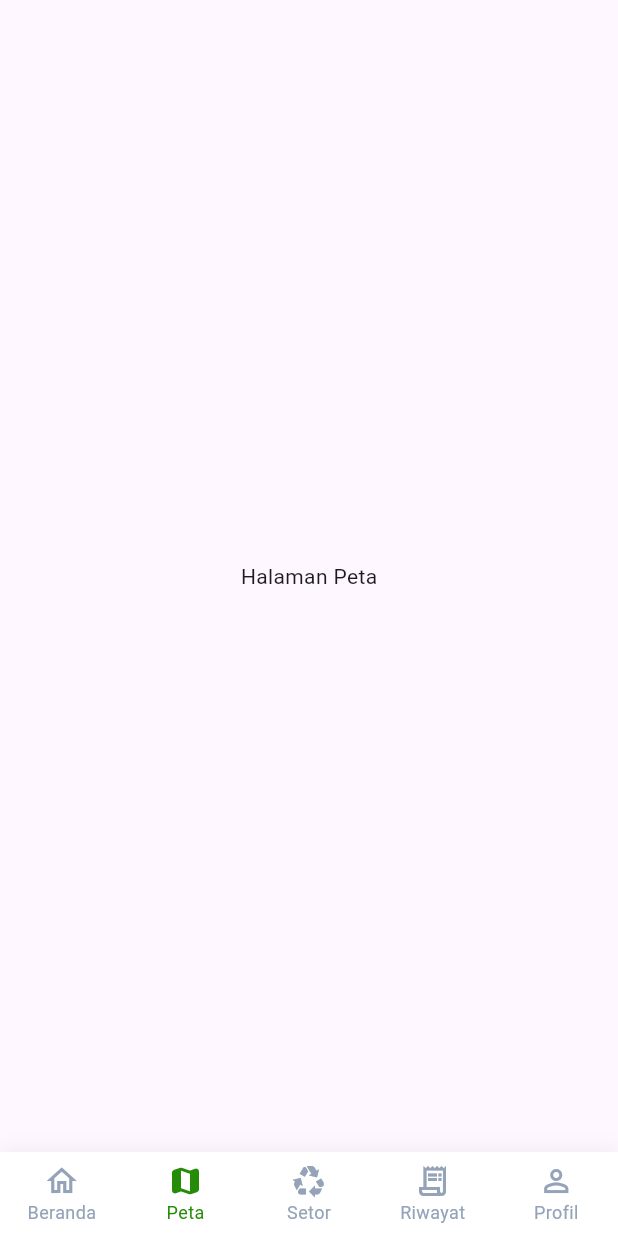
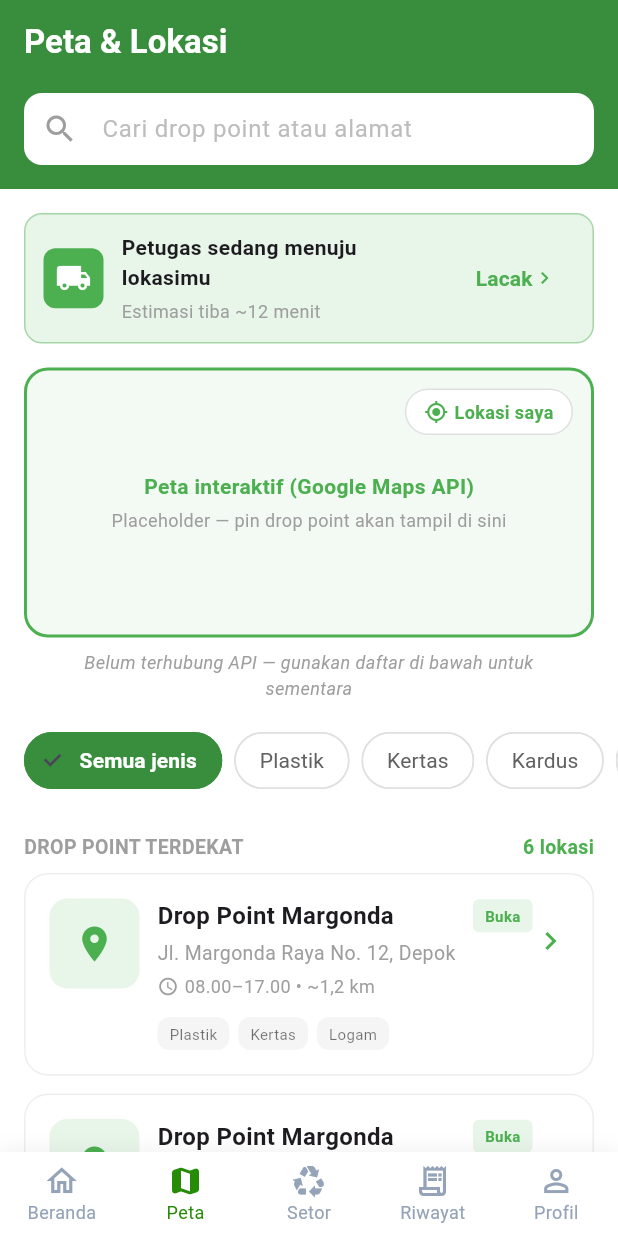
Before and after one commit to amiakmal557442/Bank_Sampah, a Flutter app: the MainNavigationScreen screen opened directly, item 2 of the bottom bar chosen, on a phone screen of 412 x 824 dp. Run offline on Flutter 3.47's test engine with Material 3 defaults, Android fonts, the phone set to English and light mode, and no system bars.

Commit message:
update fitur peta

```diff
--- a/lib/dashboard_user.dart
+++ b/lib/dashboard_user.dart
@@ -3,6 +3,7 @@ import 'login_page.dart';
 import 'drop_in_mandiri_page.dart';
 import 'transaction_service.dart';
 import 'jemput_sampah_page.dart';
+import 'map_location_screen.dart';
 
 void main() {
   runApp(const BankSampahApp());
@@ -43,7 +44,7 @@ class _MainNavigationScreenState extends State<MainNavigationScreen>
 
   final List<Widget> _pages = const [
     BerandaPage(),
-    Center(child: Text('Halaman Peta')),
+    MapLocationScreen(),
     Center(child: Text('Halaman Setor')),
     RiwayatPage(),
     ProfilPage(),
--- /dev/null
+++ b/lib/map_location_screen.dart
@@ -0,0 +1,449 @@
+import 'package:flutter/material.dart';
+
+class MapLocationScreen extends StatefulWidget {
+  final bool showBottomNav;
+  const MapLocationScreen({Key? key, this.showBottomNav = false})
+    : super(key: key);
+
+  @override
+  State<MapLocationScreen> createState() => _MapLocationScreenState();
+}
+
+class _MapLocationScreenState extends State<MapLocationScreen> {
+  int _selectedFilterIndex = 0;
+  final List<String> _filters = [
+    'Semua jenis',
+    'Plastik',
+    'Kertas',
+    'Kardus',
+    'Logam',
+  ];
+
+  @override
+  Widget build(BuildContext context) {
+    return Scaffold(
+      backgroundColor: Colors.white,
+      appBar: AppBar(
+        backgroundColor: Colors.green[700],
+        elevation: 0,
+        title: const Text(
+          'Peta & Lokasi',
+          style: TextStyle(color: Colors.white, fontWeight: FontWeight.bold),
+        ),
+        bottom: PreferredSize(
+          preferredSize: const Size.fromHeight(70),
+          child: Padding(
+            padding: const EdgeInsets.fromLTRB(16, 0, 16, 16),
+            child: TextField(
+              decoration: InputDecoration(
+                hintText: 'Cari drop point atau alamat',
+                hintStyle: TextStyle(color: Colors.grey[400]),
+                prefixIcon: const Icon(Icons.search, color: Colors.grey),
+                filled: true,
+                fillColor: Colors.white,
+                contentPadding: const EdgeInsets.symmetric(vertical: 0),
+                border: OutlineInputBorder(
+                  borderRadius: BorderRadius.circular(12),
+                  borderSide: BorderSide.none,
+                ),
+              ),
+            ),
+          ),
+        ),
+      ),
+      body: SingleChildScrollView(
+        child: Column(
+          crossAxisAlignment: CrossAxisAlignment.start,
+          children: [
+            // 1. Banner Pelacakan Aktif
+            Container(
+              margin: const EdgeInsets.all(16),
+              padding: const EdgeInsets.all(12),
+              decoration: BoxDecoration(
+                color: Colors.green[50],
+                borderRadius: BorderRadius.circular(12),
+                border: Border.all(color: Colors.green[200]!),
+              ),
+              child: Row(
+                children: [
+                  Container(
+                    padding: const EdgeInsets.all(8),
+                    decoration: BoxDecoration(
+                      color: Colors.green,
+                      borderRadius: BorderRadius.circular(8),
+                    ),
+                    child: const Icon(
+                      Icons.local_shipping,
+                      color: Colors.white,
+                      size: 24,
+                    ),
+                  ),
+                  const SizedBox(width: 12),
+                  const Expanded(
+                    child: Column(
+                      crossAxisAlignment: CrossAxisAlignment.start,
+                      children: [
+                        Text(
+                          'Petugas sedang menuju\nlokasimu',
+                          style: TextStyle(
+                            fontWeight: FontWeight.bold,
+                            fontSize: 14,
+                          ),
+                        ),
+                        SizedBox(height: 4),
+                        Text(
+                          'Estimasi tiba ~12 menit',
+                          style: TextStyle(color: Colors.grey, fontSize: 12),
+                        ),
+                      ],
+                    ),
+                  ),
+                  TextButton(
+                    onPressed: () {},
+                    child: Row(
+                      children: const [
+                        Text(
+                          'Lacak',
+                          style: TextStyle(
+                            color: Colors.green,
+                            fontWeight: FontWeight.bold,
+                          ),
+                        ),
+                        Icon(
+                          Icons.chevron_right,
+                          color: Colors.green,
+                          size: 16,
+                        ),
+                      ],
+                    ),
+                  ),
+                ],
+              ),
+            ),
+
+            // 2. Placeholder Peta
+            Container(
+              margin: const EdgeInsets.symmetric(horizontal: 16),
+              height: 180,
+              decoration: BoxDecoration(
+                color: Colors.green[50]?.withOpacity(0.5),
+                borderRadius: BorderRadius.circular(16),
+                border: Border.all(color: Colors.green, width: 2),
+              ),
+              child: Stack(
+                children: [
+                  const Center(
+                    child: Column(
+                      mainAxisAlignment: MainAxisAlignment.center,
+                      children: [
+                        Text(
+                          'Peta interaktif (Google Maps API)',
+                          style: TextStyle(
+                            color: Colors.green,
+                            fontWeight: FontWeight.bold,
+                          ),
+                        ),
+                        SizedBox(height: 4),
+                        Text(
+                          'Placeholder — pin drop point akan tampil di sini',
+                          style: TextStyle(color: Colors.grey, fontSize: 12),
+                        ),
+                      ],
+                    ),
+                  ),
+                  Positioned(
+                    top: 12,
+                    right: 12,
+                    child: Container(
+                      padding: const EdgeInsets.symmetric(
+                        horizontal: 12,
+                        vertical: 6,
+                      ),
+                      decoration: BoxDecoration(
+                        color: Colors.white,
+                        borderRadius: BorderRadius.circular(20),
+                        border: Border.all(color: Colors.grey[300]!),
+                      ),
+                      child: Row(
+                        mainAxisSize: MainAxisSize.min,
+                        children: const [
+                          Icon(
+                            Icons.my_location,
+                            size: 16,
+                            color: Colors.green,
+                          ),
+                          SizedBox(width: 4),
+                          Text(
+                            'Lokasi saya',
+                            style: TextStyle(
+                              fontSize: 12,
+                              color: Colors.green,
+                              fontWeight: FontWeight.bold,
+                            ),
+                          ),
+                        ],
+                      ),
+                    ),
+                  ),
+                ],
+              ),
+            ),
+
+            const Padding(
+              padding: EdgeInsets.symmetric(vertical: 8.0, horizontal: 16.0),
+              child: Center(
+                child: Text(
+                  'Belum terhubung API — gunakan daftar di bawah untuk\nsementara',
+                  textAlign: TextAlign.center,
+                  style: TextStyle(
+                    fontSize: 12,
+                    color: Colors.grey,
+                    fontStyle: FontStyle.italic,
+                  ),
+                ),
+              ),
+            ),
+
+            // 3. Filter Kategori Sampah
+            SingleChildScrollView(
+              scrollDirection: Axis.horizontal,
+              padding: const EdgeInsets.symmetric(horizontal: 16, vertical: 8),
+              child: Row(
+                children: List.generate(_filters.length, (index) {
+                  bool isSelected = _selectedFilterIndex == index;
+                  return Padding(
+                    padding: const EdgeInsets.only(right: 8.0),
+                    child: ChoiceChip(
+                      label: Text(_filters[index]),
+                      selected: isSelected,
+                      onSelected: (bool selected) {
+                        setState(() {
+                          _selectedFilterIndex = index;
+                        });
+                      },
+                      backgroundColor: Colors.white,
+                      selectedColor: Colors.green[700],
+                      labelStyle: TextStyle(
+                        color: isSelected ? Colors.white : Colors.grey[700],
+                        fontWeight: isSelected
+                            ? FontWeight.bold
+                            : FontWeight.normal,
+                      ),
+                      shape: RoundedRectangleBorder(
+                        borderRadius: BorderRadius.circular(20),
+                        side: BorderSide(
+                          color: isSelected
+                              ? Colors.green[700]!
+                              : Colors.grey[300]!,
+                        ),
+                      ),
+                    ),
+                  );
+                }),
+              ),
+            ),
+
+            // 4. Daftar Drop Point Terdekat
+            Padding(
+              padding: const EdgeInsets.fromLTRB(16, 16, 16, 8),
+              child: Row(
+                mainAxisAlignment: MainAxisAlignment.spaceBetween,
+                children: const [
+                  Text(
+                    'DROP POINT TERDEKAT',
+                    style: TextStyle(
+                      fontWeight: FontWeight.bold,
+                      color: Colors.grey,
+                      fontSize: 13,
+                    ),
+                  ),
+                  Text(
+                    '6 lokasi',
+                    style: TextStyle(
+                      fontWeight: FontWeight.bold,
+                      color: Colors.green,
+                      fontSize: 13,
+                    ),
+                  ),
+                ],
+              ),
+            ),
+
+            // Item Drop Point
+            ListView.builder(
+              shrinkWrap: true,
+              physics: const NeverScrollableScrollPhysics(),
+              itemCount: 3,
+              padding: const EdgeInsets.symmetric(horizontal: 16),
+              itemBuilder: (context, index) {
+                return _buildDropPointCard();
+              },
+            ),
+            const SizedBox(height: 16),
+          ],
+        ),
+      ),
+
+      // 5. Bottom Navigation Bar (hanya ditampilkan jika showBottomNav true)
+      bottomNavigationBar: widget.showBottomNav
+          ? Container(
+              decoration: BoxDecoration(
+                boxShadow: [
+                  BoxShadow(
+                    color: Colors.black.withOpacity(0.05),
+                    blurRadius: 10,
+                    offset: const Offset(0, -5),
+                  ),
+                ],
+              ),
+              child: BottomNavigationBar(
+                currentIndex: 1,
+                type: BottomNavigationBarType.fixed,
+                selectedItemColor: Colors.green[700],
+                unselectedItemColor: Colors.grey[400],
+                selectedFontSize: 12,
+                unselectedFontSize: 12,
+                items: const [
+                  BottomNavigationBarItem(
+                    icon: Icon(Icons.home_outlined),
+                    activeIcon: Icon(Icons.home),
+                    label: 'Beranda',
+                  ),
+                  BottomNavigationBarItem(
+                    icon: Icon(Icons.map_outlined),
+                    activeIcon: Icon(Icons.map),
+                    label: 'Peta',
+                  ),
+                  BottomNavigationBarItem(
+                    icon: Icon(Icons.recycling),
+                    label: 'Setor',
+                  ),
+                  BottomNavigationBarItem(
+                    icon: Icon(Icons.history),
+                    label: 'Riwayat',
+                  ),
+                  BottomNavigationBarItem(
+                    icon: Icon(Icons.person_outline),
+                    activeIcon: Icon(Icons.person),
+                    label: 'Profil',
+                  ),
+                ],
+              ),
+            )
+          : null,
+    );
+  }
+
+  Widget _buildDropPointCard() {
+    return Container(
+      margin: const EdgeInsets.only(bottom: 12),
+      padding: const EdgeInsets.all(16),
+      decoration: BoxDecoration(
+        color: Colors.white,
+        borderRadius: BorderRadius.circular(16),
+        border: Border.all(color: Colors.grey[200]!),
+      ),
+      child: Row(
+        crossAxisAlignment: CrossAxisAlignment.start,
+        children: [
+          Container(
+            width: 60,
+            height: 60,
+            decoration: BoxDecoration(
+              color: Colors.green[50],
+              borderRadius: BorderRadius.circular(12),
+            ),
+            child: const Icon(Icons.location_on, color: Colors.green, size: 28),
+          ),
+          const SizedBox(width: 12),
+
+          Expanded(
+            child: Column(
+              crossAxisAlignment: CrossAxisAlignment.start,
+              children: [
+                Row(
+                  mainAxisAlignment: MainAxisAlignment.spaceBetween,
+                  children: [
+                    const Expanded(
+                      child: Text(
+                        'Drop Point Margonda',
+                        style: TextStyle(
+                          fontWeight: FontWeight.bold,
+                          fontSize: 16,
+                        ),
+                        overflow: TextOverflow.ellipsis,
+                      ),
+                    ),
+                    Container(
+                      padding: const EdgeInsets.symmetric(
+                        horizontal: 8,
+                        vertical: 4,
+                      ),
+                      decoration: BoxDecoration(
+                        color: Colors.green[50],
+                        borderRadius: BorderRadius.circular(4),
+                      ),
+                      child: const Text(
+                        'Buka',
+                        style: TextStyle(
+                          color: Colors.green,
+                          fontSize: 10,
+                          fontWeight: FontWeight.bold,
+                        ),
+                      ),
+                    ),
+                  ],
+                ),
+                const SizedBox(height: 4),
+                const Text(
+                  'Jl. Margonda Raya No. 12, Depok',
+                  style: TextStyle(color: Colors.grey, fontSize: 13),
+                ),
+                const SizedBox(height: 4),
+                Row(
+                  children: const [
+                    Icon(Icons.schedule, size: 14, color: Colors.grey),
+                    SizedBox(width: 4),
+                    Text(
+                      '08.00–17.00 • ~1,2 km',
+                      style: TextStyle(color: Colors.grey, fontSize: 12),
+                    ),
+                  ],
+                ),
+                const SizedBox(height: 12),
+
+                Row(
+                  children: [
+                    _buildMiniChip('Plastik'),
+                    _buildMiniChip('Kertas'),
+                    _buildMiniChip('Logam'),
+                  ],
+                ),
+              ],
+            ),
+          ),
+
+          const Padding(
+            padding: EdgeInsets.only(top: 16.0),
+            child: Icon(Icons.chevron_right, color: Colors.green),
+          ),
+        ],
+      ),
+    );
+  }
+
+  Widget _buildMiniChip(String label) {
+    return Container(
+      margin: const EdgeInsets.only(right: 6),
+      padding: const EdgeInsets.symmetric(horizontal: 8, vertical: 4),
+      decoration: BoxDecoration(
+        color: Colors.grey[100],
+        borderRadius: BorderRadius.circular(8),
+      ),
+      child: Text(
+        label,
+        style: const TextStyle(fontSize: 10, color: Colors.black54),
+      ),
+    );
+  }
+}
```
